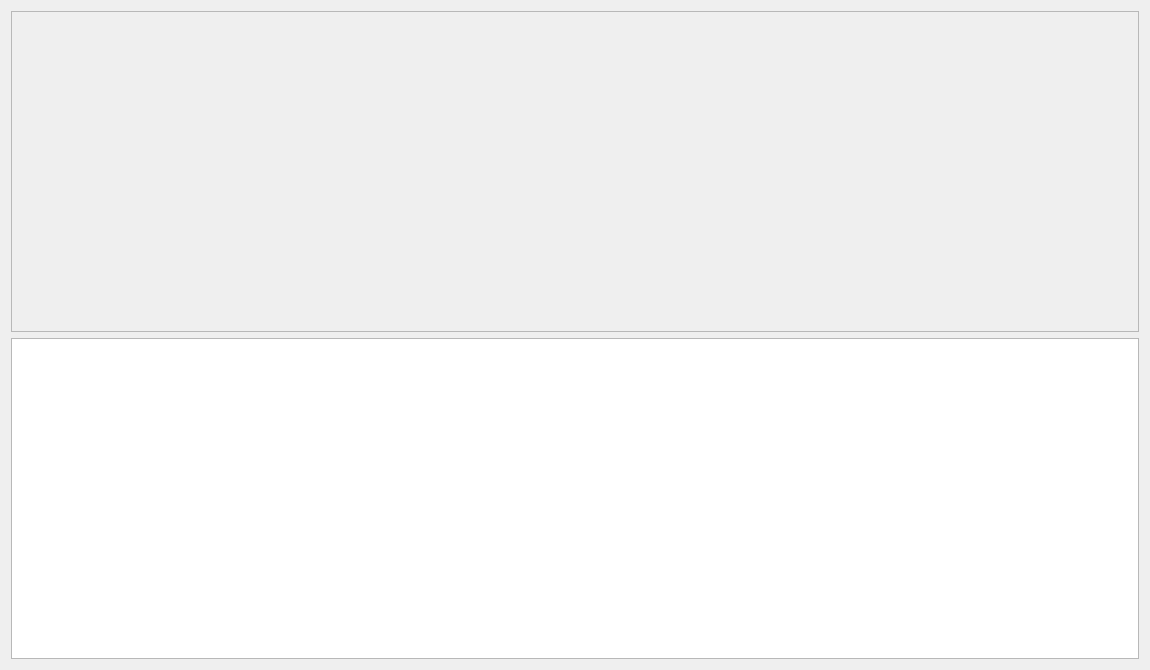
Before: the Qt Designer form qt_designer/viewresults_widget.ui in edbosne/pyfdd, drawn with Qt 5.
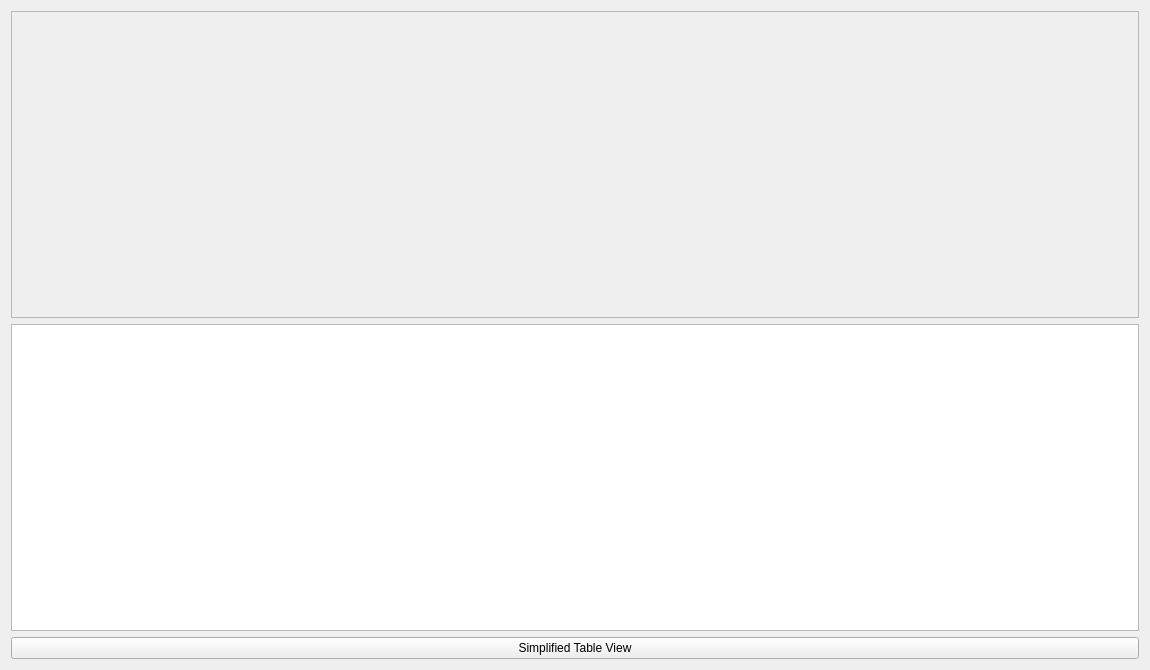
After: the same form once the commit is applied.

Commit message: simplified results table

Patch:
```diff
--- a/qt_designer/viewresults_widget.ui
+++ b/qt_designer/viewresults_widget.ui
@@ -40,6 +40,13 @@
    <item>
     <widget class="QTableView" name="ResultsTable"/>
    </item>
+   <item>
+    <widget class="QPushButton" name="pb_simplify">
+     <property name="text">
+      <string>Simplified Table View</string>
+     </property>
+    </widget>
+   </item>
   </layout>
  </widget>
  <resources/>
```
The commit also changes 1 other file.
